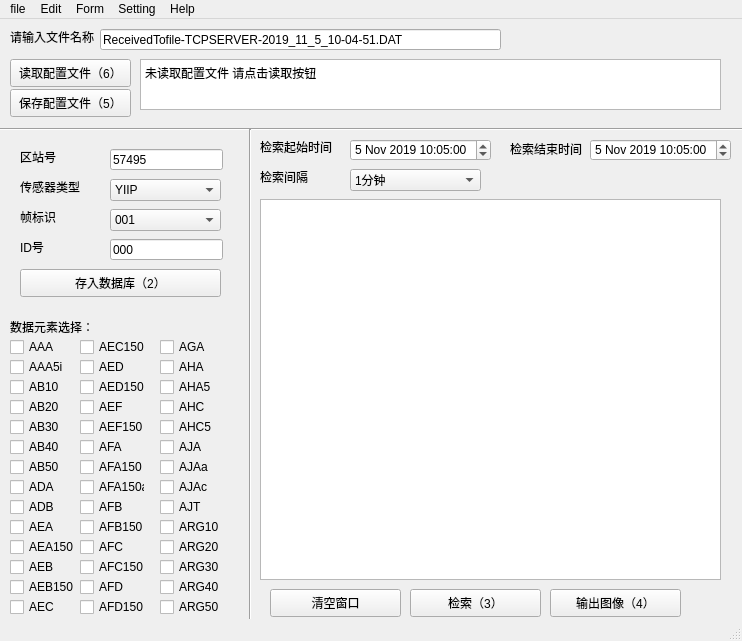
Old version of the form untitled.ui in the repository Gzk738/HUAYUN-visualization.
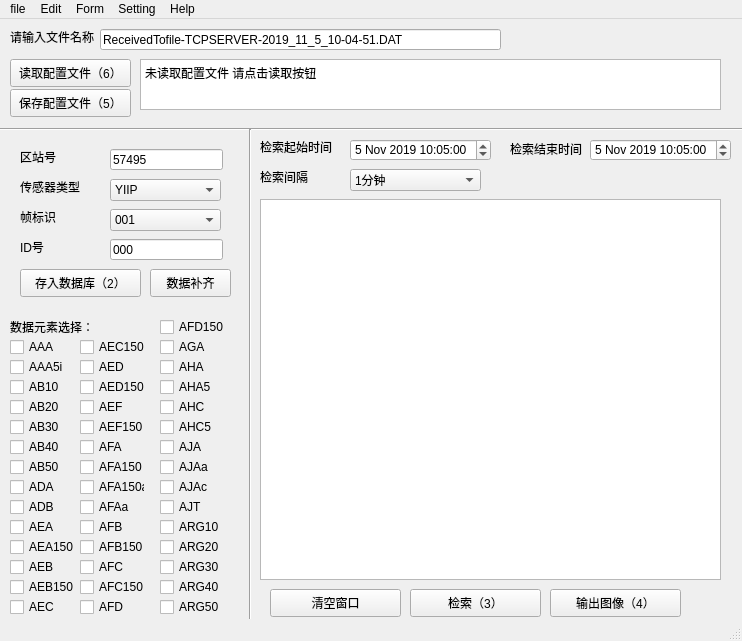
New version of the form.

What changed in the file:
```diff
--- a/untitled.ui
+++ b/untitled.ui
@@ -103,7 +103,7 @@
      <rect>
       <x>20</x>
       <y>250</y>
-      <width>201</width>
+      <width>121</width>
       <height>28</height>
      </rect>
     </property>
@@ -678,20 +678,7 @@
      </rect>
     </property>
     <property name="text">
-     <string>AFB</string>
-    </property>
-   </widget>
-   <widget class="QCheckBox" name="checkBox_24">
-    <property name="geometry">
-     <rect>
-      <x>80</x>
-      <y>500</y>
-      <width>65</width>
-      <height>16</height>
-     </rect>
-    </property>
-    <property name="text">
-     <string>AFB150</string>
+     <string>AFAa</string>
     </property>
    </widget>
    <widget class="QCheckBox" name="checkBox_25">
@@ -704,7 +691,7 @@
      </rect>
     </property>
     <property name="text">
-     <string>AFC</string>
+     <string>AFB150</string>
     </property>
    </widget>
    <widget class="QCheckBox" name="checkBox_26">
@@ -717,7 +704,7 @@
      </rect>
     </property>
     <property name="text">
-     <string>AFC150</string>
+     <string>AFC</string>
     </property>
    </widget>
    <widget class="QCheckBox" name="checkBox_27">
@@ -730,7 +717,7 @@
      </rect>
     </property>
     <property name="text">
-     <string>AFD</string>
+     <string>AFC150</string>
     </property>
    </widget>
    <widget class="QCheckBox" name="checkBox_28">
@@ -743,182 +730,195 @@
      </rect>
     </property>
     <property name="text">
-     <string>AFD150</string>
+     <string>AFD</string>
     </property>
    </widget>
    <widget class="QCheckBox" name="checkBox_29">
     <property name="geometry">
      <rect>
       <x>160</x>
-      <y>320</y>
+      <y>300</y>
       <width>65</width>
       <height>16</height>
      </rect>
     </property>
     <property name="text">
-     <string>AGA</string>
+     <string>AFD150</string>
     </property>
    </widget>
    <widget class="QCheckBox" name="checkBox_30">
     <property name="geometry">
      <rect>
       <x>160</x>
-      <y>340</y>
+      <y>320</y>
       <width>65</width>
       <height>16</height>
      </rect>
     </property>
     <property name="text">
-     <string>AHA</string>
+     <string>AGA</string>
     </property>
    </widget>
    <widget class="QCheckBox" name="checkBox_31">
     <property name="geometry">
      <rect>
       <x>160</x>
-      <y>360</y>
+      <y>340</y>
       <width>65</width>
       <height>16</height>
      </rect>
     </property>
     <property name="text">
-     <string>AHA5</string>
+     <string>AHA</string>
     </property>
    </widget>
    <widget class="QCheckBox" name="checkBox_32">
     <property name="geometry">
      <rect>
       <x>160</x>
-      <y>380</y>
+      <y>360</y>
       <width>65</width>
       <height>16</height>
      </rect>
     </property>
     <property name="text">
-     <string>AHC</string>
+     <string>AHA5</string>
     </property>
    </widget>
    <widget class="QCheckBox" name="checkBox_33">
     <property name="geometry">
      <rect>
       <x>160</x>
-      <y>400</y>
+      <y>380</y>
       <width>65</width>
       <height>16</height>
      </rect>
     </property>
     <property name="text">
-     <string>AHC5</string>
+     <string>AHC</string>
     </property>
    </widget>
    <widget class="QCheckBox" name="checkBox_34">
     <property name="geometry">
      <rect>
       <x>160</x>
-      <y>420</y>
+      <y>400</y>
       <width>65</width>
       <height>16</height>
      </rect>
     </property>
     <property name="text">
-     <string>AJA</string>
+     <string>AHC5</string>
     </property>
    </widget>
    <widget class="QCheckBox" name="checkBox_35">
     <property name="geometry">
      <rect>
       <x>160</x>
-      <y>440</y>
+      <y>420</y>
       <width>65</width>
       <height>16</height>
      </rect>
     </property>
     <property name="text">
-     <string>AJAa</string>
+     <string>AJA</string>
     </property>
    </widget>
    <widget class="QCheckBox" name="checkBox_36">
     <property name="geometry">
      <rect>
       <x>160</x>
-      <y>460</y>
+      <y>440</y>
       <width>65</width>
       <height>16</height>
      </rect>
     </property>
     <property name="text">
-     <string>AJAc</string>
+     <string>AJAa</string>
     </property>
    </widget>
    <widget class="QCheckBox" name="checkBox_37">
     <property name="geometry">
      <rect>
       <x>160</x>
-      <y>480</y>
+      <y>460</y>
       <width>65</width>
       <height>16</height>
      </rect>
     </property>
     <property name="text">
-     <string>AJT</string>
+     <string>AJAc</string>
     </property>
    </widget>
    <widget class="QCheckBox" name="checkBox_38">
     <property name="geometry">
      <rect>
       <x>160</x>
-      <y>500</y>
+      <y>480</y>
       <width>65</width>
       <height>16</height>
      </rect>
     </property>
     <property name="text">
-     <string>ARG10</string>
+     <string>AJT</string>
     </property>
    </widget>
    <widget class="QCheckBox" name="checkBox_39">
     <property name="geometry">
      <rect>
       <x>160</x>
-      <y>520</y>
+      <y>500</y>
       <width>65</width>
       <height>16</height>
      </rect>
     </property>
     <property name="text">
-     <string>ARG20</string>
+     <string>ARG10</string>
     </property>
    </widget>
    <widget class="QCheckBox" name="checkBox_40">
     <property name="geometry">
      <rect>
       <x>160</x>
-      <y>540</y>
+      <y>520</y>
       <width>65</width>
       <height>16</height>
      </rect>
     </property>
     <property name="text">
-     <string>ARG30</string>
+     <string>ARG20</string>
     </property>
    </widget>
    <widget class="QCheckBox" name="checkBox_41">
     <property name="geometry">
      <rect>
       <x>160</x>
-      <y>560</y>
+      <y>540</y>
       <width>65</width>
       <height>16</height>
      </rect>
     </property>
     <property name="text">
-     <string>ARG40</string>
+     <string>ARG30</string>
     </property>
    </widget>
    <widget class="QCheckBox" name="checkBox_42">
     <property name="geometry">
      <rect>
       <x>160</x>
+      <y>560</y>
+      <width>65</width>
+      <height>16</height>
+     </rect>
+    </property>
+    <property name="text">
+     <string>ARG40</string>
+    </property>
+   </widget>
+   <widget class="QCheckBox" name="checkBox_43">
+    <property name="geometry">
+     <rect>
+      <x>160</x>
       <y>580</y>
       <width>65</width>
       <height>16</height>
@@ -967,6 +967,32 @@
      <string>数据元素选择：</string>
     </property>
    </widget>
+   <widget class="QPushButton" name="pushButton_8">
+    <property name="geometry">
+     <rect>
+      <x>150</x>
+      <y>250</y>
+      <width>81</width>
+      <height>28</height>
+     </rect>
+    </property>
+    <property name="text">
+     <string>数据补齐</string>
+    </property>
+   </widget>
+   <widget class="QCheckBox" name="checkBox_24">
+    <property name="geometry">
+     <rect>
+      <x>80</x>
+      <y>500</y>
+      <width>65</width>
+      <height>16</height>
+     </rect>
+    </property>
+    <property name="text">
+     <string>AFB</string>
+    </property>
+   </widget>
   </widget>
   <widget class="QMenuBar" name="menubar">
    <property name="geometry">
```
